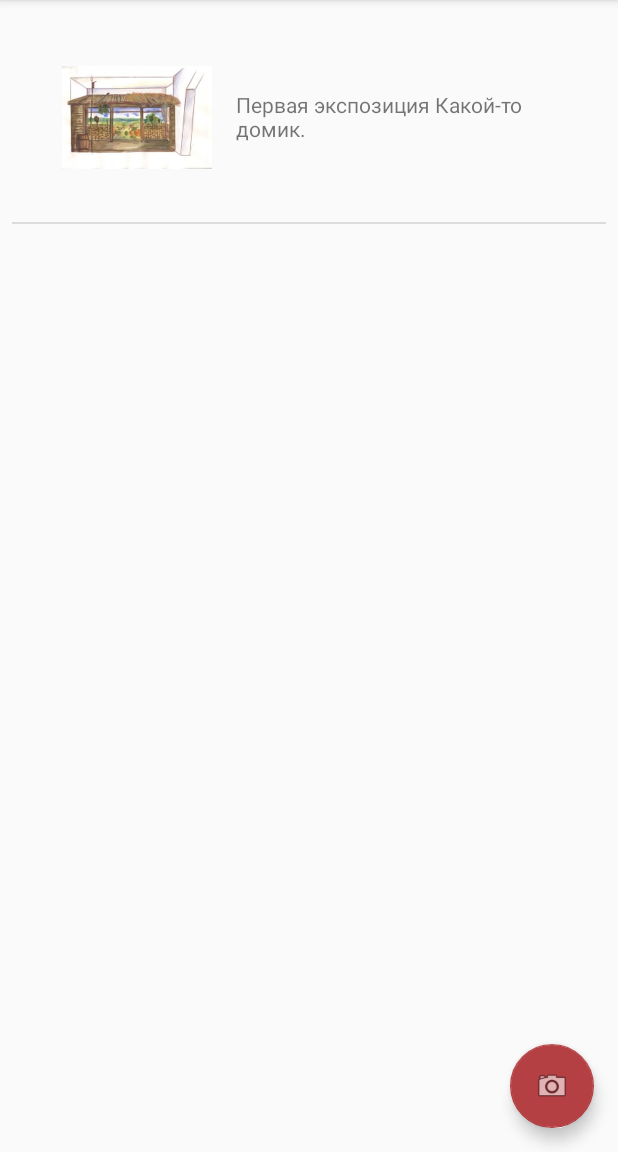
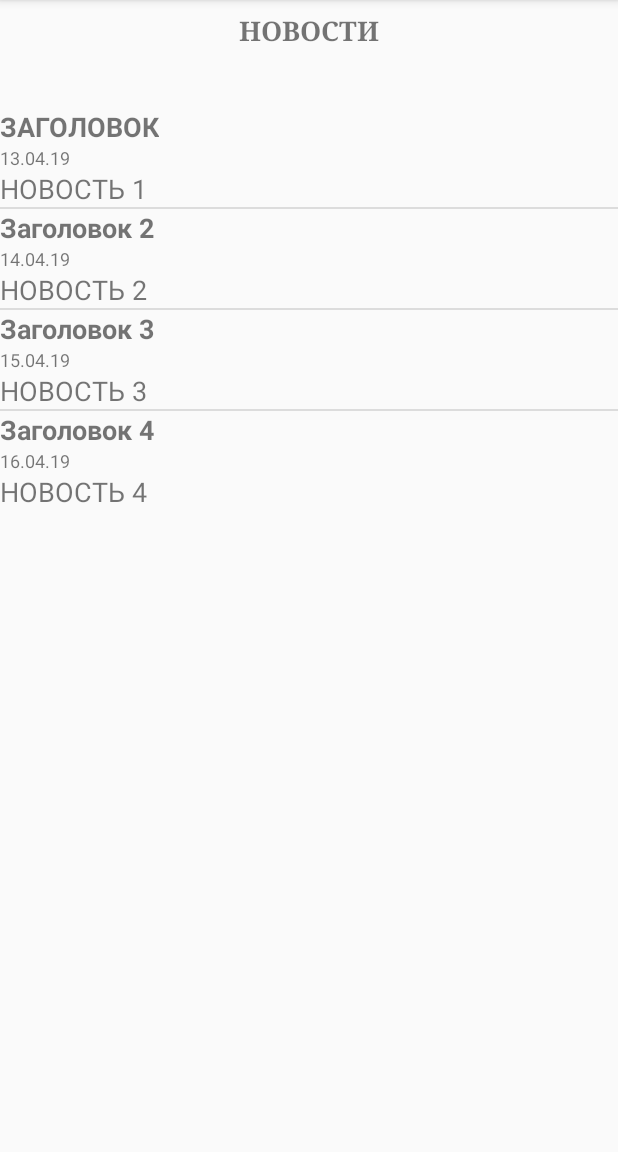
Before and after one commit to AlexLightovich/MuseumGuide, an Android app: the screen it shows after launch (MainActivity), in the side drawer, after a tap on "Новости", on a phone screen of 412 x 824 dp, the part 84-1236 px from its top. Run offline under Robolectric (Android 15) with nearby library versions, the phone set to English and light mode, and no system bars; our stand-ins replace Room's generated code; libraries missing offline, so code that uses them is left out: com.ortiz.touchview.

Commit message:
Fifth Version

```diff
--- a/app/build.gradle
+++ b/app/build.gradle
@@ -38,5 +38,6 @@ dependencies {
     implementation 'com.squareup.retrofit2:retrofit:2.5.0'
     implementation 'com.squareup.retrofit2:converter-gson:2.5.0'
     implementation 'androidx.constraintlayout:constraintlayout:1.1.3'
+    implementation 'com.github.MikeOrtiz:TouchImageView:1.4.0'
 }
 apply plugin: 'com.google.gms.google-services'
--- a/app/src/main/java/com/light/museumguide/MainActivity.java
+++ b/app/src/main/java/com/light/museumguide/MainActivity.java
@@ -2,6 +2,7 @@ package com.light.museumguide;
 
 import android.arch.persistence.room.Database;
 import android.content.Intent;
+import android.content.SharedPreferences;
 import android.database.Cursor;
 import android.os.AsyncTask;
 import android.os.Bundle;
@@ -52,11 +53,16 @@ public class MainActivity extends AppCompatActivity
     private MainFragment mainFragment;
     private ContactsFragment contactsFragment;
     private GalleryFragment galleryFragment;
+    private NewsFragment newsFragment;
+    private MapFragment mapFragment;
     private boolean isMainVisible;
+    private boolean isNewsVisible;
+    private boolean isMapVisible;
     private boolean isContactVisible;
     private boolean isGalleryVisible;
     private FloatingActionButton fab;
-
+    public static final String APP_PREFERENCES = "mysettings";
+    SharedPreferences mSettings;
     @Override
     protected void onCreate(Bundle savedInstanceState) {
         super.onCreate(savedInstanceState);
@@ -65,6 +71,9 @@ public class MainActivity extends AppCompatActivity
         mainFragment = new MainFragment();
         contactsFragment = new ContactsFragment();
         galleryFragment = new GalleryFragment();
+
+        mapFragment = new MapFragment();
+        newsFragment = new NewsFragment();
         FragmentManager supportFragmentManager = getSupportFragmentManager();
         FragmentTransaction fragmentTransaction = supportFragmentManager.beginTransaction();
         fragmentTransaction.replace(R.id.root_container, mainFragment);
@@ -72,7 +81,9 @@ public class MainActivity extends AppCompatActivity
         setSupportActionBar(toolbar);
         isMainVisible = true;
         isContactVisible = false;
+        isMapVisible = false;
         isGalleryVisible = false;
+        isNewsVisible = false;
         fab = (FloatingActionButton) findViewById(R.id.fab);
         fab.setOnClickListener(new View.OnClickListener() {
             @Override
@@ -143,8 +154,10 @@ public class MainActivity extends AppCompatActivity
 //                fragmentTransaction.add(R.id.root_container, mainFragment);
                 fragmentTransaction.commit();
                 isMainVisible = true;
+                isMapVisible = false;
                 isContactVisible = false;
                 isGalleryVisible = false;
+                isNewsVisible = false;
                 fab.show();
 
             }
@@ -158,11 +171,43 @@ public class MainActivity extends AppCompatActivity
                 isMainVisible = false;
                 isContactVisible = false;
                 isGalleryVisible = true;
+                isGalleryVisible = false;
+                isMapVisible = false;
                 fab.show();
             }
         } else if (id == R.id.nav_slideshow) {
 
+            if (isNewsVisible) {
+
+            } else {
+                FragmentManager supportFragmentManager = getSupportFragmentManager();
+                FragmentTransaction fragmentTransaction = supportFragmentManager.beginTransaction();
+                fragmentTransaction.replace(R.id.root_container,newsFragment);
+//                fragmentTransaction.add(R.id.root_container, contactsFragment);
+                fragmentTransaction.commit();
+                isMainVisible = false;
+                isContactVisible = true;
+                isGalleryVisible = false;
+                isNewsVisible = true;
+                isMapVisible = false;
+                fab.hide();
+            }
         } else if (id == R.id.nav_manage) {
+            if (isMapVisible) {
+
+            } else {
+                FragmentManager supportFragmentManager = getSupportFragmentManager();
+                FragmentTransaction fragmentTransaction = supportFragmentManager.beginTransaction();
+                fragmentTransaction.replace(R.id.root_container,mapFragment);
+//                fragmentTransaction.add(R.id.root_container, contactsFragment);
+                fragmentTransaction.commit();
+                isMainVisible = false;
+                isMapVisible = true;
+                isContactVisible = true;
+                isNewsVisible = false;
+                isGalleryVisible = false;
+                fab.hide();
+            }
 
         } else if (id == R.id.nav_contacts) {
             if (isContactVisible) {
@@ -174,7 +219,9 @@ public class MainActivity extends AppCompatActivity
 //                fragmentTransaction.add(R.id.root_container, contactsFragment);
                 fragmentTransaction.commit();
                 isMainVisible = false;
+                isMapVisible = false;
                 isContactVisible = true;
+                isNewsVisible = false;
                 isGalleryVisible = false;
                 fab.hide();
             }
--- a/app/src/main/java/com/light/museumguide/NewsFragment.java
+++ b/app/src/main/java/com/light/museumguide/NewsFragment.java
@@ -21,10 +21,26 @@ public class NewsFragment extends Fragment {
         ListView list = view.findViewById(R.id.news_list);
         ArrayList<Map<String,Object>> list1 = new ArrayList<>();
         HashMap<String,Object> map = new HashMap<>();
-        map.put("First","");
-        map.put("FirstTXT", getResources().getString(R.string.first_expo));
+        map.put("Zag","ЗАГОЛОВОК");
+        map.put("Date", "13.04.19");
+        map.put("News","НОВОСТЬ 1");
         list1.add(map);
-        SimpleAdapter simpleAdapter = new SimpleAdapter(view.getContext(), list1, android.R.layout.simple_list_item_2, new String[]{"First","FirstTXT", "Second","SecondTXT"}, new int[]{R.id.icon,R.id.text1});
+        HashMap<String,Object> map1 = new HashMap<>();
+        map1.put("Zag","Заголовок 2");
+        map1.put("Date", "14.04.19");
+        map1.put("News","НОВОСТЬ 2");
+        list1.add(map1);
+        HashMap<String,Object> map2 = new HashMap<>();
+        map2.put("Zag","Заголовок 3");
+        map2.put("Date", "15.04.19");
+        map2.put("News","НОВОСТЬ 3");
+        list1.add(map2);
+        HashMap<String,Object> map3 = new HashMap<>();
+        map3.put("Zag","Заголовок 4");
+        map3.put("Date", "16.04.19");
+        map3.put("News","НОВОСТЬ 4");
+        list1.add(map3);
+        SimpleAdapter simpleAdapter = new SimpleAdapter(view.getContext(), list1, R.layout.news_view_layout, new String[]{"Zag","Date", "News"}, new int[]{R.id.textZagol,R.id.textDate,R.id.textNews});
         list.setAdapter(simpleAdapter);
         return view;
     }
--- a/app/src/main/res/layout/fragment_news.xml
+++ b/app/src/main/res/layout/fragment_news.xml
@@ -10,17 +10,17 @@
 
     <ListView
         android:id="@+id/news_list"
-        android:layout_width="368dp"
-        android:layout_height="495dp"
+        android:layout_width="wrap_content"
+        android:layout_height="wrap_content"
         android:layout_marginStart="8dp"
         android:layout_marginTop="8dp"
         android:layout_marginEnd="8dp"
         android:layout_marginBottom="8dp"
         app:layout_constraintBottom_toBottomOf="parent"
         app:layout_constraintEnd_toEndOf="parent"
-        app:layout_constraintHorizontal_bias="1.0"
         app:layout_constraintStart_toStartOf="parent"
-        app:layout_constraintTop_toBottomOf="@+id/textView" />
+        app:layout_constraintTop_toBottomOf="@+id/textView"
+        app:layout_constraintVertical_bias="0.06999999" />
 
     <TextView
         android:id="@+id/textView"
--- a/app/src/main/res/layout/news_view_layout.xml
+++ b/app/src/main/res/layout/news_view_layout.xml
@@ -5,23 +5,21 @@
     android:orientation="vertical">
 
     <TextView
-        android:id="@+id/textView3"
+        android:id="@+id/textZagol"
         android:layout_width="match_parent"
         android:layout_height="wrap_content"
         android:textSize="18sp"
         android:textStyle="bold" />
 
     <TextView
-        android:id="@+id/textView4"
+        android:id="@+id/textDate"
         android:layout_width="match_parent"
         android:layout_height="wrap_content"
-        android:text="TextView"
         android:textSize="12sp" />
 
     <TextView
-        android:id="@+id/textView5"
+        android:id="@+id/textNews"
         android:layout_width="match_parent"
         android:layout_height="wrap_content"
-        android:text="TextView"
         android:textSize="18sp" />
 </LinearLayout>
--- a/app/src/main/res/menu/activity_main_drawer.xml
+++ b/app/src/main/res/menu/activity_main_drawer.xml
@@ -11,7 +11,7 @@
         <item
             android:id="@+id/nav_gallery"
             android:icon="@drawable/ic_menu_gallery"
-            android:title="Галерея экспозиций" />
+            android:title="Галерея экспозиции" />
         <item
             android:id="@+id/nav_slideshow"
             android:icon="@drawable/ic_today_black_48dp"
@@ -19,7 +19,7 @@
         <item
             android:id="@+id/nav_manage"
             android:icon="@drawable/ic_map_black_48dp"
-            android:title="Карта выставки" />
+            android:title="Карта экспозиции" />
     </group>
 
     <item android:title="О нас">
--- a/app/src/main/res/values/colors.xml
+++ b/app/src/main/res/values/colors.xml
@@ -3,4 +3,5 @@
     <color name="colorPrimary">#b54044</color>
     <color name="colorPrimaryDark">#5c1229</color>
     <color name="colorAccent">#44bd32</color>
+    <color name="colorButtonFloor">#d0cccccc</color>
 </resources>
--- /dev/null
+++ b/app/src/main/res/values/refs.xml
@@ -0,0 +1,4 @@
+<?xml version="1.0" encoding="utf-8"?>
+<resources>
+    <drawable name="buttonFloorColor" />
+</resources>
--- a/build.gradle
+++ b/build.gradle
@@ -20,6 +20,7 @@ allprojects {
     repositories {
         google()
         jcenter()
+        maven { url 'https://jitpack.io' }
     }
 }
 
```
Also changed, not shown: app/src/main/java/com/light/museumguide/MapFragment.java (added, +40 -0 lines), app/src/main/res/layout/fragment_map.xml (added, +54 -0 lines), app/src/main/res/drawable/ic_account_balance_black_48dp.png (added), app/src/main/res/drawable/ic_map_black_48dp.png (added), app/src/main/res/drawable/ic_phone_black_48dp.png (added), app/src/main/res/drawable/ic_today_black_48dp.png (added).
